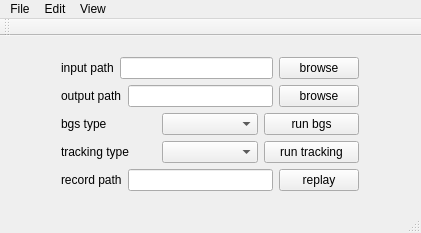
Qt form linux/src/objectTracking/main/mainwindow.ui (yzbx/opencv-qt) before a commit.
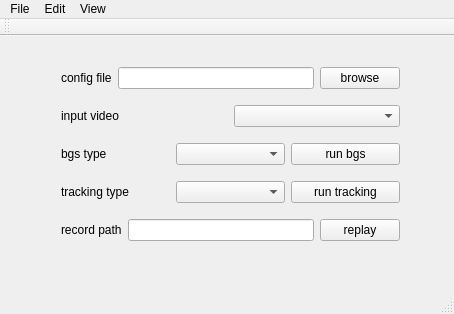
The same form after that commit.

What changed in the file:
```diff
--- a/linux/src/objectTracking/main/mainwindow.ui
+++ b/linux/src/objectTracking/main/mainwindow.ui
@@ -6,8 +6,8 @@
    <rect>
     <x>0</x>
     <y>0</y>
-    <width>421</width>
-    <height>233</height>
+    <width>454</width>
+    <height>314</height>
    </rect>
   </property>
   <property name="windowTitle">
@@ -19,8 +19,8 @@
      <rect>
       <x>50</x>
       <y>10</y>
-      <width>320</width>
-      <height>161</height>
+      <width>361</width>
+      <height>221</height>
      </rect>
     </property>
     <layout class="QVBoxLayout" name="verticalLayout">
@@ -29,7 +29,7 @@
        <item>
         <widget class="QLabel" name="label_3">
          <property name="text">
-          <string>input path</string>
+          <string>config file</string>
          </property>
         </widget>
        </item>
@@ -50,19 +50,12 @@
        <item>
         <widget class="QLabel" name="label_4">
          <property name="text">
-          <string>output path</string>
+          <string>input video </string>
          </property>
         </widget>
        </item>
        <item>
-        <widget class="QLineEdit" name="lineEdit_outputPath"/>
-       </item>
-       <item>
-        <widget class="QPushButton" name="pushButton_outputPath">
-         <property name="text">
-          <string>browse</string>
-         </property>
-        </widget>
+        <widget class="QComboBox" name="comboBox_video"/>
        </item>
       </layout>
      </item>
@@ -137,7 +130,7 @@
     <rect>
      <x>0</x>
      <y>0</y>
-     <width>421</width>
+     <width>454</width>
      <height>22</height>
     </rect>
    </property>
```
